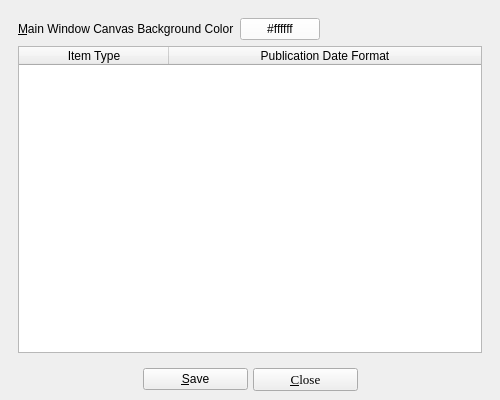
Old version of the form UI/biblioteq_otheroptions.ui in the repository textbrowser/biblioteq.
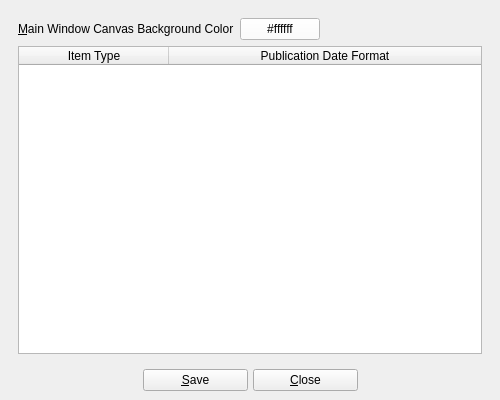
New version of the form. Icons and pictures are not drawn.

Commit message: Default fonts. New sizes.

```diff
--- a/UI/biblioteq_otheroptions.ui
+++ b/UI/biblioteq_otheroptions.ui
@@ -32,8 +32,8 @@
         <rect>
          <x>0</x>
          <y>0</y>
-         <width>482</width>
-         <height>342</height>
+         <width>476</width>
+         <height>334</height>
         </rect>
        </property>
        <layout class="QVBoxLayout" name="verticalLayout_2">
@@ -159,12 +159,6 @@
           <height>0</height>
          </size>
         </property>
-        <property name="font">
-         <font>
-          <family>Times</family>
-          <pointsize>10</pointsize>
-         </font>
-        </property>
         <property name="text">
          <string>&amp;Close</string>
         </property>
```
The commit also changes 6 other files.
